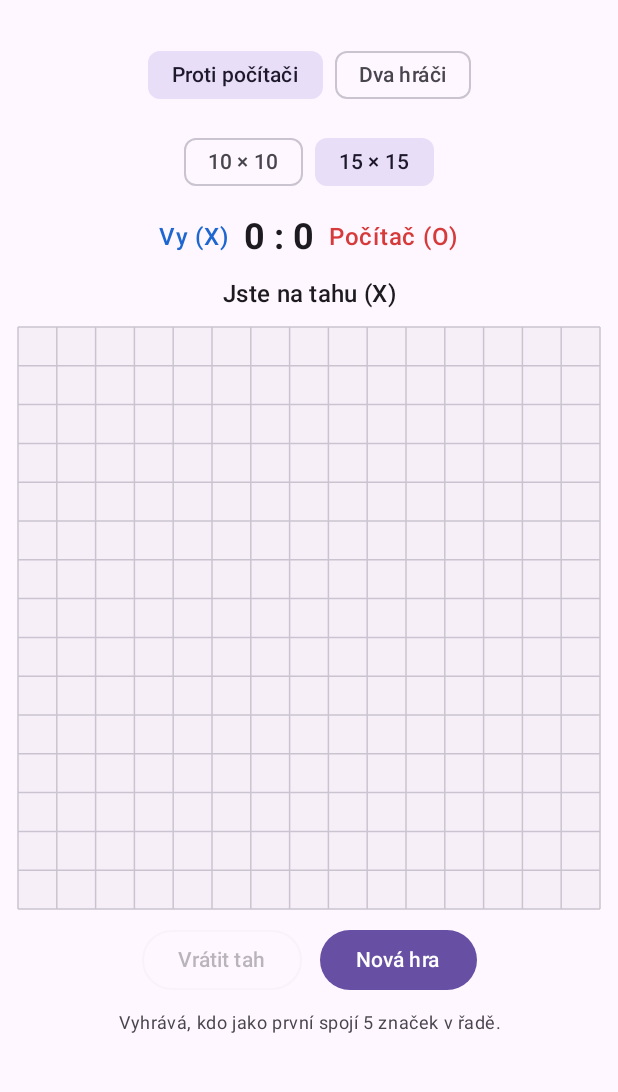
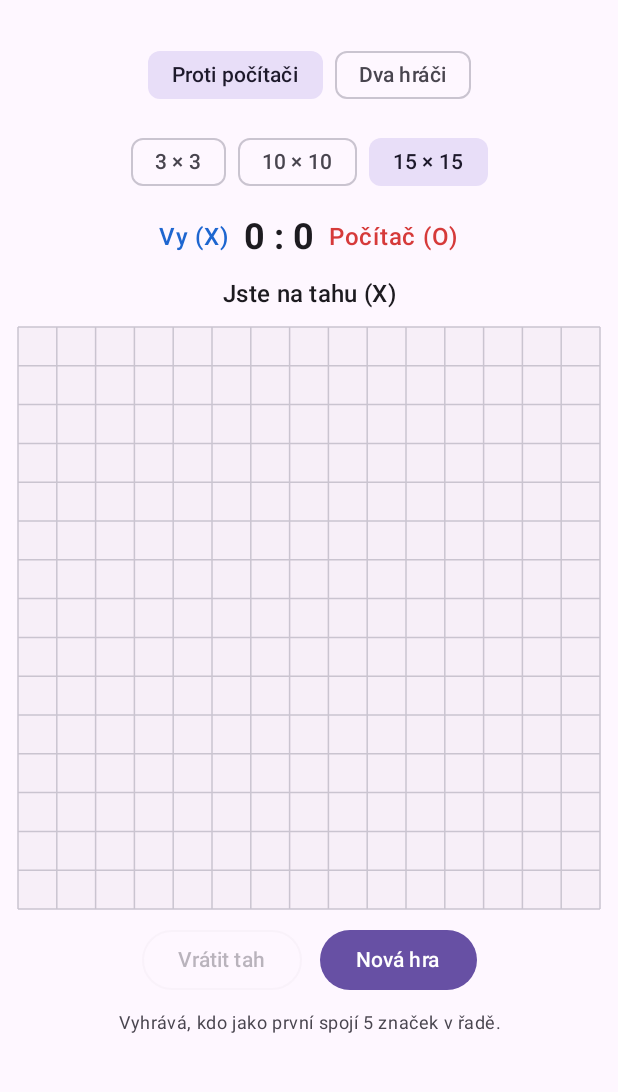
Before and after one commit to luven79/Claud, an Android app built with Jetpack Compose: the screen it shows after launch (MainActivity), on a phone screen of 412 x 824 dp, the part 69-1161 px from its top. Run offline under Robolectric (Android 15) with nearby library versions, the phone set to English and light mode, and no system bars.

Commit message:
Add 3x3 board played to three in a row
The win length is now part of the game state; on 3x3 the computer
searches the whole game tree instead of using the pattern heuristic.

Co-Authored-By: Claude Fable 5.2 <noreply@anthropic.com>
Claude-Session: https://claude.ai/code/session_019ZAvcPZV5juyohVSgBkJHg

```diff
--- a/app/src/main/kotlin/cz/piskvorky/GameScreen.kt
+++ b/app/src/main/kotlin/cz/piskvorky/GameScreen.kt
@@ -115,7 +115,7 @@ fun GameScreen(vm: GameViewModel = viewModel()) {
             }
 
             Text(
-                text = stringResource(R.string.rules),
+                text = stringResource(if (state.winLength == 3) R.string.rules_three else R.string.rules_five),
                 style = MaterialTheme.typography.bodySmall,
                 color = MaterialTheme.colorScheme.onSurfaceVariant,
                 textAlign = TextAlign.Center,
--- a/app/src/main/kotlin/cz/piskvorky/GameViewModel.kt
+++ b/app/src/main/kotlin/cz/piskvorky/GameViewModel.kt
@@ -40,7 +40,7 @@ class GameViewModel : ViewModel() {
 
     fun newGame() {
         cancelAi()
-        state = GameState.new(state.size)
+        state = GameState.new(state.size, state.winLength)
     }
 
     fun undo() {
@@ -102,7 +102,7 @@ class GameViewModel : ViewModel() {
 
     companion object {
         const val DEFAULT_SIZE = 15
-        val BOARD_SIZES = listOf(10, 15)
+        val BOARD_SIZES = listOf(3, 10, 15)
         private const val THINKING_DELAY_MS = 350L
     }
 }
--- a/app/src/main/res/values/strings.xml
+++ b/app/src/main/res/values/strings.xml
@@ -6,7 +6,8 @@
     <string name="board_size">%1$d × %1$d</string>
     <string name="new_game">Nová hra</string>
     <string name="undo">Vrátit tah</string>
-    <string name="rules">Vyhrává, kdo jako první spojí 5 značek v řadě.</string>
+    <string name="rules_five">Vyhrává, kdo jako první spojí 5 značek v řadě.</string>
+    <string name="rules_three">Vyhrává, kdo jako první spojí 3 značky v řadě.</string>
     <string name="status_turn">Na tahu je hráč %1$s</string>
     <string name="status_your_turn">Jste na tahu (X)</string>
     <string name="status_thinking">Počítač přemýšlí…</string>
--- a/game/src/main/kotlin/cz/piskvorky/game/GameState.kt
+++ b/game/src/main/kotlin/cz/piskvorky/game/GameState.kt
@@ -10,10 +10,11 @@ data class Cell(val row: Int, val col: Int)
 
 /**
  * Neměnný stav partie piškvorek. Začíná vždy hráč X, vyhrává řada
- * alespoň [WIN_LENGTH] stejných značek vodorovně, svisle nebo šikmo.
+ * alespoň [winLength] stejných značek vodorovně, svisle nebo šikmo.
  */
 data class GameState(
     val size: Int,
+    val winLength: Int,
     val cells: List<Player?>,
     val moves: List<Cell>,
     val winner: Player?,
@@ -36,7 +37,7 @@ data class GameState(
         val player = current
         val newCells = cells.toMutableList()
         newCells[row * size + col] = player
-        val line = findWinningLine(newCells, size, row, col, player)
+        val line = findWinningLine(newCells, size, winLength, row, col, player)
         return copy(
             cells = newCells,
             moves = moves + Cell(row, col),
@@ -47,21 +48,24 @@ data class GameState(
 
     /** Vrátí posledních [count] tahů. */
     fun undo(count: Int = 1): GameState =
-        moves.dropLast(count).fold(new(size)) { state, move -> state.play(move.row, move.col) }
+        moves.dropLast(count).fold(new(size, winLength)) { state, move -> state.play(move.row, move.col) }
 
     companion object {
-        const val WIN_LENGTH = 5
+        /** Na desce 3×3 se hraje na tři v řadě, jinak na pět. */
+        fun defaultWinLength(size: Int): Int = if (size <= 3) 3 else 5
 
         internal val DIRECTIONS = listOf(0 to 1, 1 to 0, 1 to 1, 1 to -1)
 
-        fun new(size: Int = 15): GameState {
+        fun new(size: Int = 15, winLength: Int = defaultWinLength(size)): GameState {
             require(size > 0) { "Velikost desky musí být kladná" }
-            return GameState(size, List(size * size) { null }, emptyList(), null, emptyList())
+            require(winLength > 1) { "Délka vítězné řady musí být alespoň 2" }
+            return GameState(size, winLength, List(size * size) { null }, emptyList(), null, emptyList())
         }
 
         private fun findWinningLine(
             cells: List<Player?>,
             size: Int,
+            winLength: Int,
             row: Int,
             col: Int,
             player: Player,
@@ -84,7 +88,7 @@ data class GameState(
                     r += dr
                     c += dc
                 }
-                if (line.size >= WIN_LENGTH) return line
+                if (line.size >= winLength) return line
             }
             return emptyList()
         }
```
Also changed, not shown: game/src/main/kotlin/cz/piskvorky/game/Ai.kt (+46 -4 lines), 2 other files.
